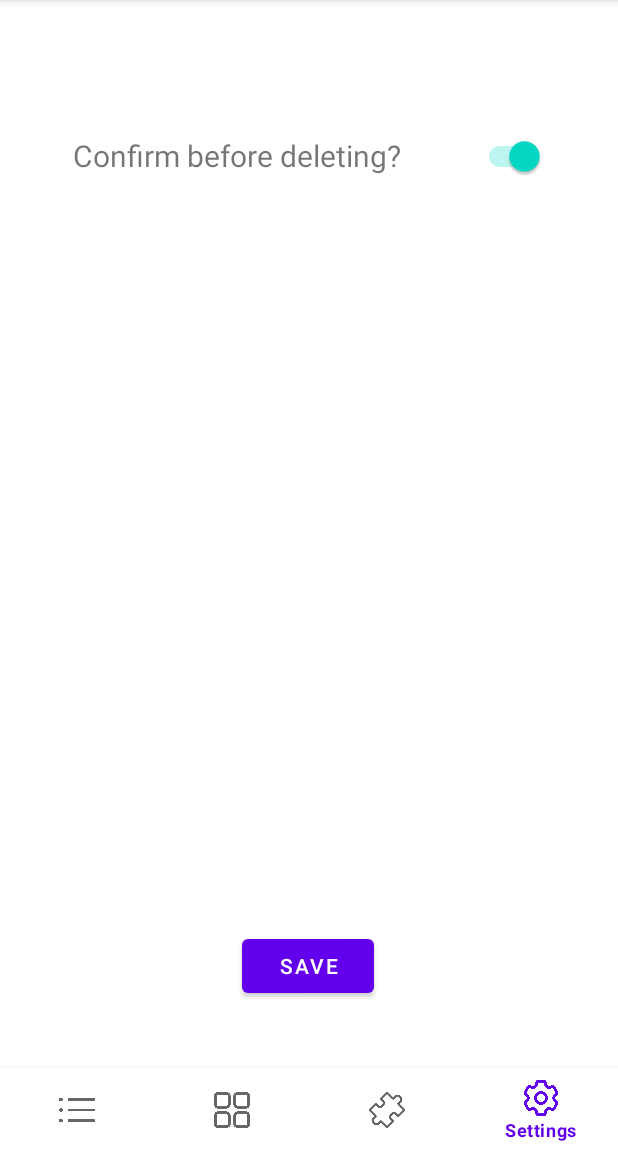
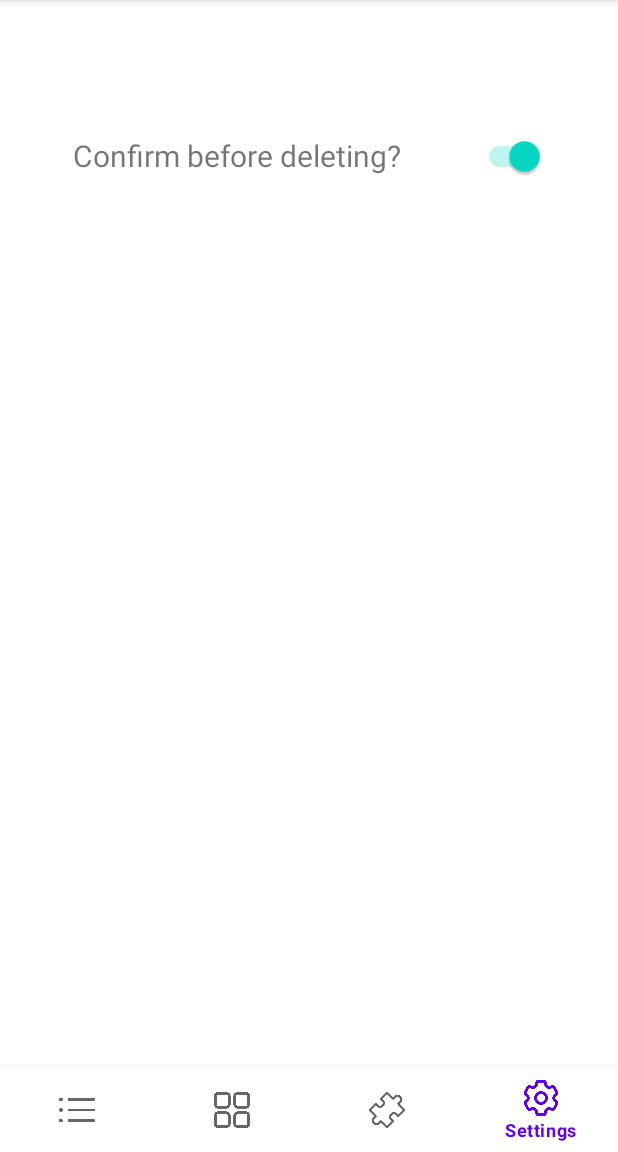
Before and after one commit to KevinGeorge11/human-bean-routine, an Android app: the SettingsActivity screen opened directly, with no data from a screen before it, on a phone screen of 412 x 824 dp, the part 84-1236 px from its top. Run offline under Robolectric (Android 15) with nearby library versions, the phone set to English and light mode, and no system bars.

Commit message:
got rid of save button

```diff
--- a/code/app/src/main/res/layout/activity_settings.xml
+++ b/code/app/src/main/res/layout/activity_settings.xml
@@ -40,17 +40,5 @@
         app:layout_constraintTop_toTopOf="parent"
         app:layout_constraintVertical_bias="0.132" />
 
-    <Button
-        android:id="@+id/btnSave"
-        android:layout_width="wrap_content"
-        android:layout_height="wrap_content"
-        android:text="Save"
-        app:layout_constraintBottom_toTopOf="@+id/bnvMenu"
-        app:layout_constraintEnd_toEndOf="parent"
-        app:layout_constraintHorizontal_bias="0.498"
-        app:layout_constraintStart_toStartOf="parent"
-        app:layout_constraintTop_toBottomOf="@+id/tvConfirmDelete"
-        app:layout_constraintVertical_bias="0.92" />
-
 
 </androidx.constraintlayout.widget.ConstraintLayout>
```
